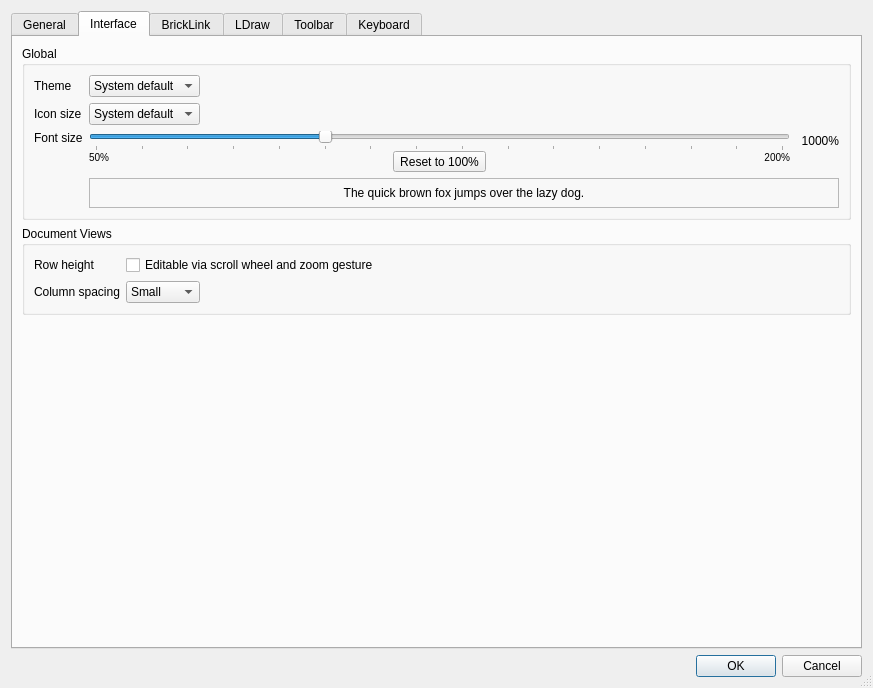
rgriebl/brickstore, file src/desktop/settingsdialog.ui: the form before one commit.
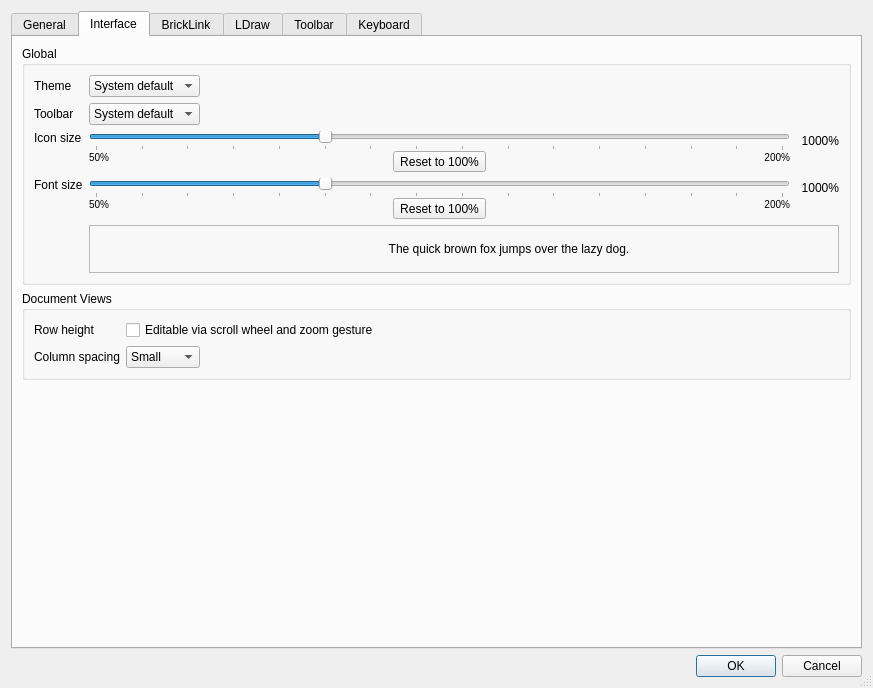
The form after the commit. The open tabs and pages were chosen to show the change. Icons and pictures are not drawn.

Commit message:
Icon and Toolbar scaling is now independent from each other
Closes: #802

Patch:
```diff
--- a/src/desktop/settingsdialog.ui
+++ b/src/desktop/settingsdialog.ui
@@ -360,12 +360,131 @@
           <item row="1" column="0">
            <widget class="QLabel" name="label_15">
             <property name="text">
+             <string>Toolbar</string>
+            </property>
+           </widget>
+          </item>
+          <item row="1" column="1">
+           <widget class="QComboBox" name="w_toolbar_size">
+            <item>
+             <property name="text">
+              <string>System default</string>
+             </property>
+            </item>
+            <item>
+             <property name="text">
+              <string>Small</string>
+             </property>
+            </item>
+            <item>
+             <property name="text">
+              <string>Big</string>
+             </property>
+            </item>
+           </widget>
+          </item>
+          <item row="2" column="0">
+           <widget class="QLabel" name="label_14i">
+            <property name="text">
              <string>Icon size</string>
             </property>
+            <property name="alignment">
+             <set>Qt::AlignLeading|Qt::AlignLeft|Qt::AlignTop</set>
+            </property>
            </widget>
           </item>
-          <item row="2" column="0">
-           <widget class="QLabel" name="label_14">
+          <item row="2" column="1">
+           <layout class="QGridLayout" name="gridLayouti">
+            <property name="sizeConstraint">
+             <enum>QLayout::SetMaximumSize</enum>
+            </property>
+            <property name="horizontalSpacing">
+             <number>11</number>
+            </property>
+            <property name="verticalSpacing">
+             <number>0</number>
+            </property>
+            <item row="0" column="0" colspan="3">
+             <widget class="QSlider" name="w_icon_size">
+              <property name="sizePolicy">
+               <sizepolicy hsizetype="Expanding" vsizetype="Fixed">
+                <horstretch>10</horstretch>
+                <verstretch>0</verstretch>
+               </sizepolicy>
+              </property>
+              <property name="minimum">
+               <number>5</number>
+              </property>
+              <property name="maximum">
+               <number>20</number>
+              </property>
+              <property name="singleStep">
+               <number>1</number>
+              </property>
+              <property name="pageStep">
+               <number>1</number>
+              </property>
+              <property name="value">
+               <number>10</number>
+              </property>
+              <property name="orientation">
+               <enum>Qt::Horizontal</enum>
+              </property>
+              <property name="tickPosition">
+               <enum>QSlider::TicksBelow</enum>
+              </property>
+              <property name="tickInterval">
+               <number>1</number>
+              </property>
+             </widget>
+            </item>
+            <item row="0" column="3">
+             <widget class="QLabel" name="w_icon_size_percent">
+              <property name="sizePolicy">
+               <sizepolicy hsizetype="Fixed" vsizetype="Preferred">
+                <horstretch>0</horstretch>
+                <verstretch>0</verstretch>
+               </sizepolicy>
+              </property>
+              <property name="text">
+               <string notr="true">1000%</string>
+              </property>
+              <property name="alignment">
+               <set>Qt::AlignRight|Qt::AlignTrailing|Qt::AlignVCenter</set>
+              </property>
+             </widget>
+            </item>
+            <item row="1" column="0">
+             <widget class="QLabel" name="label_16i">
+              <property name="text">
+               <string notr="true">&lt;small&gt;50%&lt;/small&gt;</string>
+              </property>
+              <property name="alignment">
+               <set>Qt::AlignLeading|Qt::AlignLeft|Qt::AlignTop</set>
+              </property>
+             </widget>
+            </item>
+            <item row="1" column="1">
+             <widget class="QToolButton" name="w_icon_size_reset">
+              <property name="text">
+               <string>Reset to 100%</string>
+              </property>
+             </widget>
+            </item>
+            <item row="1" column="2">
+             <widget class="QLabel" name="label_17i">
+              <property name="text">
+               <string notr="true">&lt;small&gt;200%&lt;/small&gt;</string>
+              </property>
+              <property name="alignment">
+               <set>Qt::AlignRight|Qt::AlignTop|Qt::AlignTrailing</set>
+              </property>
+             </widget>
+            </item>
+           </layout>
+          </item>
+          <item row="3" column="0">
+           <widget class="QLabel" name="label_14f">
             <property name="text">
              <string>Font size</string>
             </property>
@@ -374,8 +493,8 @@
             </property>
            </widget>
           </item>
-          <item row="2" column="1">
-           <layout class="QGridLayout" name="gridLayout">
+          <item row="3" column="1">
+           <layout class="QGridLayout" name="gridLayoutf">
             <property name="sizeConstraint">
              <enum>QLayout::SetMaximumSize</enum>
             </property>
@@ -464,8 +583,8 @@
             </item>
            </layout>
           </item>
-          <item row="3" column="1">
-           <widget class="QLabel" name="w_font_example">
+          <item row="4" column="1">
+           <widget class="QFrame" name="w_icon_font_example">
             <property name="sizePolicy">
              <sizepolicy hsizetype="Expanding" vsizetype="Preferred">
               <horstretch>0</horstretch>
@@ -478,34 +597,51 @@
             <property name="frameShadow">
              <enum>QFrame::Raised</enum>
             </property>
-            <property name="text">
-             <string>The quick brown fox jumps over the lazy dog.</string>
-            </property>
-            <property name="alignment">
-             <set>Qt::AlignCenter</set>
-            </property>
-            <property name="wordWrap">
-             <bool>true</bool>
-            </property>
-           </widget>
-          </item>
-          <item row="1" column="1">
-           <widget class="QComboBox" name="w_icon_size">
-            <item>
-             <property name="text">
-              <string>System default</string>
-             </property>
-            </item>
-            <item>
-             <property name="text">
-              <string>Small</string>
-             </property>
-            </item>
-            <item>
-             <property name="text">
-              <string>Big</string>
-             </property>
-            </item>
+            <layout class="QHBoxLayout" name="horizontalLayoutfi">
+             <item>
+              <widget class="QToolButton" name="w_icon_example_1">
+               <property name="icon">
+                <iconset theme="edit-find"/>
+               </property>
+               <property name="autoRaise">
+                <bool>true</bool>
+               </property>
+              </widget>
+             </item>
+             <item>
+              <widget class="QToolButton" name="w_icon_example_2">
+               <property name="icon">
+                <iconset theme="view-refresh"/>
+               </property>
+               <property name="autoRaise">
+                <bool>true</bool>
+               </property>
+              </widget>
+             </item>
+             <item>
+              <widget class="QToolButton" name="w_icon_example_3">
+               <property name="icon">
+                <iconset theme="zoom-fit-best"/>
+               </property>
+               <property name="autoRaise">
+                <bool>true</bool>
+               </property>
+              </widget>
+             </item>
+             <item>
+              <widget class="QLabel" name="w_font_example">
+               <property name="text">
+                <string>The quick brown fox jumps over the lazy dog.</string>
+               </property>
+               <property name="alignment">
+                <set>Qt::AlignCenter</set>
+               </property>
+               <property name="wordWrap">
+                <bool>true</bool>
+               </property>
+              </widget>
+             </item>
+            </layout>
            </widget>
           </item>
          </layout>
```
Left out of the diff: 7 changed lines with no effect on the pictures. The commit also changes 24 other files.
